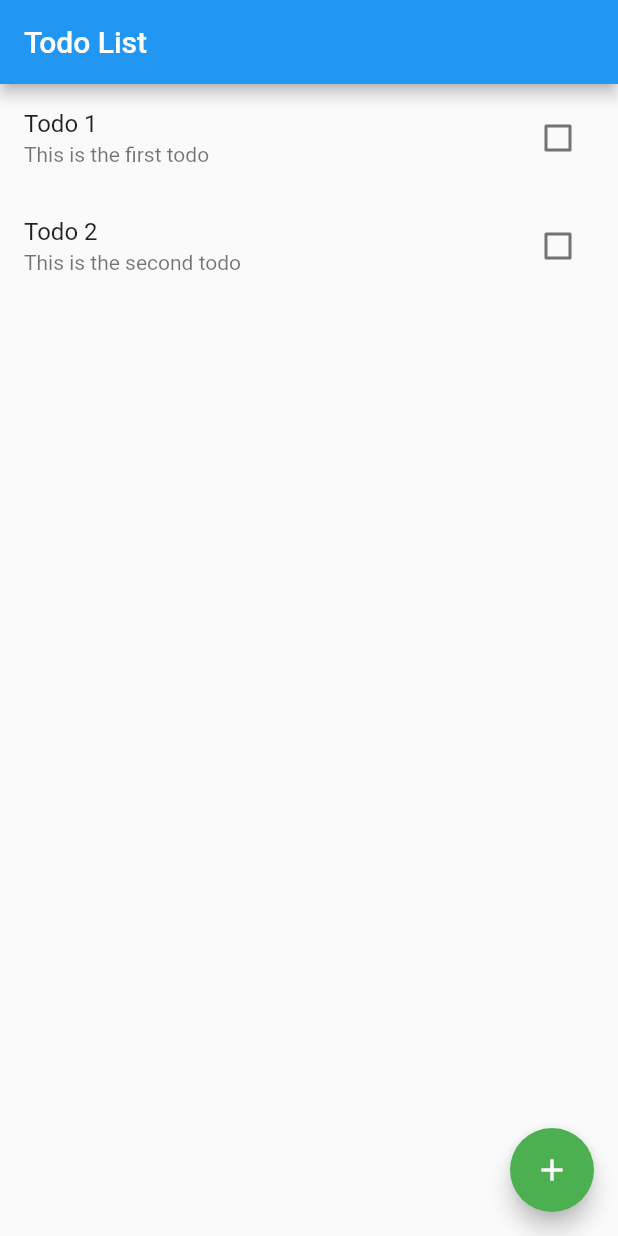
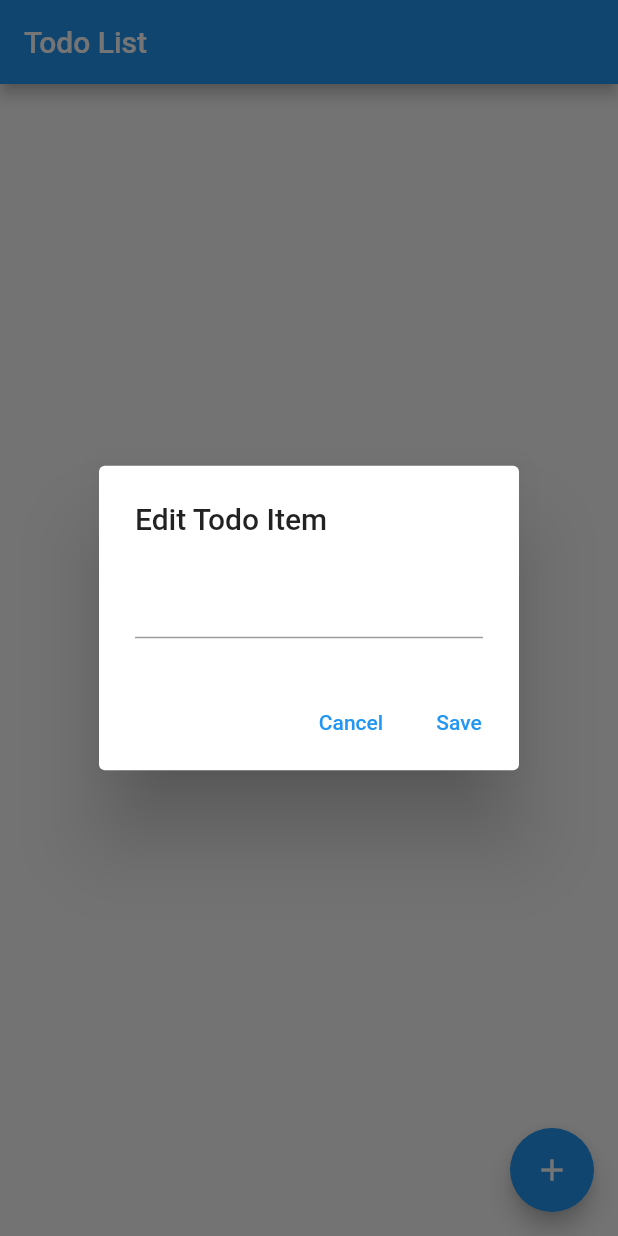
Before and after one commit to edgarcandales/flutter_crud, a Flutter app: the screen it shows after launch, after a tap on the "add" icon, on a phone screen of 412 x 824 dp. Run offline on Flutter 3.47's test engine with Material 2 defaults, Android fonts, the phone set to English and light mode, and no system bars.

Commit message:
add edit functionality to the list

```diff
--- a/lib/main.dart
+++ b/lib/main.dart
@@ -1,24 +1,50 @@
 import 'package:flutter/material.dart';
-import 'todo.dart'; // Make sure to import your Todo class
+import 'todo_functions.dart';
 
 void main() {
-  runApp(MaterialApp(
-    home: TodoList(),
-  ));
+  runApp(MyApp());
 }
 
-class TodoList extends StatefulWidget {
+class MyApp extends StatelessWidget {
   @override
-  _TodoListState createState() => _TodoListState();
+  Widget build(BuildContext context) {
+    return MaterialApp(
+      title: 'Flutter Demo',
+      theme: ThemeData(
+        primarySwatch: Colors.blue,
+      ),
+      home: MyHomePage(),
+    );
+  }
 }
 
-class _TodoListState extends State<TodoList> {
-  final List<Todo> todos = [
-    // Add some example todos
-    Todo(id: 1, title: 'Todo 1', description: 'This is the first todo'),
-    Todo(id: 2, title: 'Todo 2', description: 'This is the second todo'),
-    // Add more todos here
-  ];
+class MyHomePage extends StatefulWidget {
+  MyHomePage({Key? key}) : super(key: key);
+
+  @override
+  _MyHomePageState createState() => _MyHomePageState();
+}
+
+class _MyHomePageState extends State<MyHomePage> {
+  final List<String> _todoItems = [];
+
+  void _addTodoItem(String title) {
+    setState(() {
+      _todoItems.add(title);
+    });
+  }
+
+  void _deleteTodoItem(int index) {
+    setState(() {
+      _todoItems.removeAt(index);
+    });
+  }
+
+  void _editTodoItem(int index, String newText) {
+    setState(() {
+      _todoItems[index] = newText;
+    });
+  }
 
   @override
   Widget build(BuildContext context) {
@@ -27,17 +53,23 @@ class _TodoListState extends State<TodoList> {
         title: Text('Todo List'),
       ),
       body: ListView.builder(
-        itemCount: todos.length,
+        itemCount: _todoItems.length,
         itemBuilder: (context, index) {
           return ListTile(
-            title: Text(todos[index].title),
-            subtitle: Text(todos[index].description),
-            trailing: Checkbox(
-              value: todos[index].isDone,
-              onChanged: (bool? value) {
-                setState(() {
-                  todos[index].isDone = value!;
-                });
+            title: Text(_todoItems[index]),
+            onTap: () {
+              editTodoItem(
+                context,
+                _todoItems[index],
+                (newText) {
+                  _editTodoItem(index, newText);
+                },
+              );
+            },
+            trailing: IconButton(
+              icon: Icon(Icons.delete),
+              onPressed: () {
+                _deleteTodoItem(index);
               },
             ),
           );
@@ -45,10 +77,15 @@ class _TodoListState extends State<TodoList> {
       ),
       floatingActionButton: FloatingActionButton(
         onPressed: () {
-          // Add your onPressed code here!
+          editTodoItem(
+            context,
+            '',
+            (newText) {
+              _addTodoItem(newText);
+            },
+          );
         },
         child: Icon(Icons.add),
-        backgroundColor: Colors.green,
       ),
     );
   }
--- /dev/null
+++ b/lib/todo_functions.dart
@@ -0,0 +1,32 @@
+import 'package:flutter/material.dart';
+
+void editTodoItem(BuildContext context, String initialText, Function(String) onSubmitted) {
+  final controller = TextEditingController(text: initialText);
+  showDialog(
+    context: context,
+    builder: (context) {
+      return AlertDialog(
+        title: Text('Edit Todo Item'),
+        content: TextField(
+          controller: controller,
+          onSubmitted: onSubmitted,
+        ),
+        actions: [
+          TextButton(
+            child: Text('Cancel'),
+            onPressed: () {
+              Navigator.of(context).pop();
+            },
+          ),
+          TextButton(
+            child: Text('Save'),
+            onPressed: () {
+              onSubmitted(controller.text);
+              Navigator.of(context).pop();
+            },
+          ),
+        ],
+      );
+    },
+  );
+}
```
Also changed, not shown: lib/todo_function.dart (added, +42 -0 lines).
